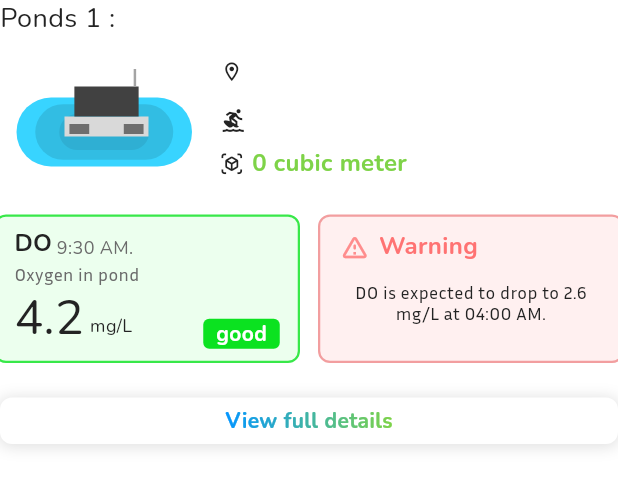
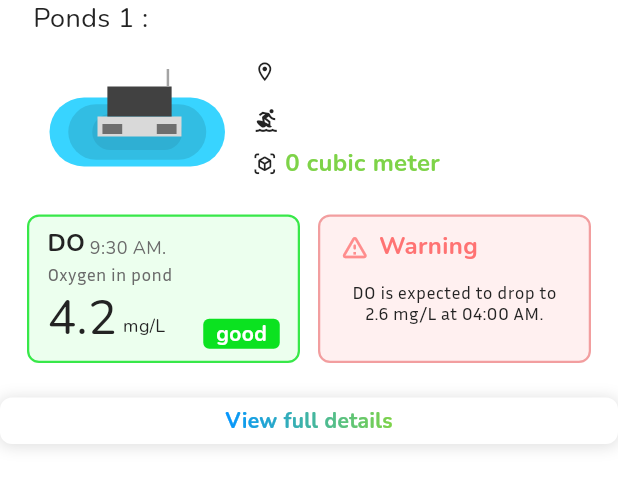
Before and after one commit to Techapon/Aquanoph_App, a Flutter app: the _PondBlock widget shown alone on an empty page, opened directly with empty values, on a phone screen of 412 x 824 dp. Shown: the top 488 px of the screen. Run offline on Flutter 3.47's test engine with Material 3 defaults, Android fonts, the phone set to English and light mode, and no system bars; our stand-ins replace flutter_dotenv, supabase_flutter; accounts and stored records are empty.

Commit message:
fix: ponds list assertion crash - Padding rejects negative insets; move gutters to ListView(0) + per-row padding 22/18 (also exact per CSS)
Co-Authored-By: Claude Code <noreply@anthropic.com>

```diff
--- a/lib/features/pond/presentation/pages/ponds_page.dart
+++ b/lib/features/pond/presentation/pages/ponds_page.dart
@@ -102,10 +102,10 @@ class _PondsPageState extends State<PondsPage> {
                   return RefreshIndicator(
                     onRefresh: () => ponds.load(widget.userId),
                     child: ListView.separated(
-                      padding: const EdgeInsets.fromLTRB(22, 28, 22, 100),
+                      padding: const EdgeInsets.fromLTRB(0, 28, 0, 100),
                       itemCount: ponds.ponds.length,
-                      // Line 4: 322 wide, 3px #F4F4F4, centered
-                      separatorBuilder: (_, _) => const Padding(padding: EdgeInsets.fromLTRB(18, 24, 18, 24), child: DecoratedBox(decoration: BoxDecoration(color: AppColors.dividerLight), child: SizedBox(height: 3))),
+                      // Line 4: 322 wide, 3px #F4F4F4, centered (x40..362)
+                      separatorBuilder: (_, _) => const Padding(padding: EdgeInsets.fromLTRB(40, 24, 40, 24), child: DecoratedBox(decoration: BoxDecoration(color: AppColors.dividerLight), child: SizedBox(height: 3))),
                       itemBuilder: (_, i) => _PondBlock(index: i, pond: ponds.ponds[i], userId: widget.userId),
                     ),
                   );
@@ -154,12 +154,17 @@ class _PondBlock extends StatelessWidget {
     return Column(
       crossAxisAlignment: CrossAxisAlignment.start,
       children: [
-        Text(
+        Padding(
+          padding: const EdgeInsets.symmetric(horizontal: 22),
+          child: Text(
             'Ponds ${index + 1} : ${pond.name}',
             style: const TextStyle(fontFamily: AppFonts.heading, fontWeight: FontWeight.w400, fontSize: 18, height: 25 / 18, color: AppColors.textPrimary),
           ),
+        ),
         const SizedBox(height: 12),
-        Row(
+        Padding(
+          padding: const EdgeInsets.symmetric(horizontal: 22),
+          child: Row(
             children: [
               const Padding(padding: EdgeInsets.only(left: 11), child: BuoyWithWater()), // buoy group at x33 vs gutter 22
               const SizedBox(width: 19),
@@ -177,10 +182,11 @@ class _PondBlock extends StatelessWidget {
               ),
             ],
           ),
+        ),
         const SizedBox(height: 23),
-        // cards 177/178 x 99 with 12 gap (18+177+12+178=385 within 22..380 content -> 4px bleed each side)
+        // cards 177/178 x 99, 12 gap, 18 gutter (18+177+12+178=385)
         const Padding(
-          padding: EdgeInsets.symmetric(horizontal: -4),
+          padding: EdgeInsets.symmetric(horizontal: 18),
           child: SizedBox(
             height: 99,
             child: Row(children: [Expanded(child: _DoCard()), SizedBox(width: 12), Expanded(child: _WarningCard())]),
```
Lines whose indentation alone changed are shown as unchanged.
